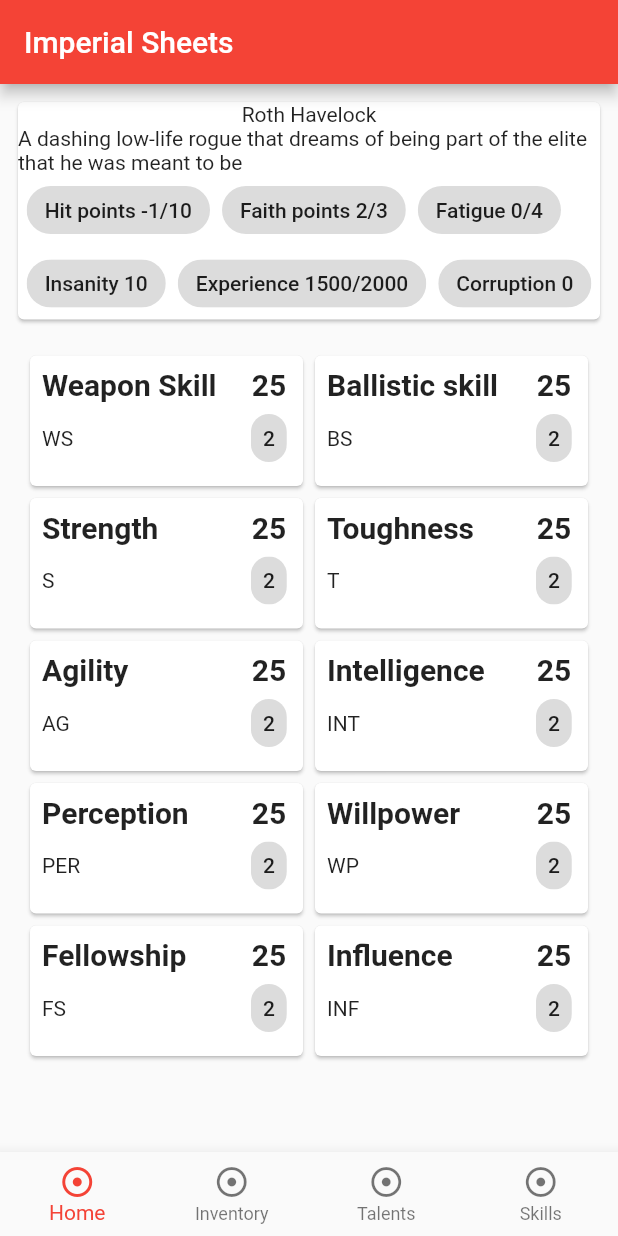
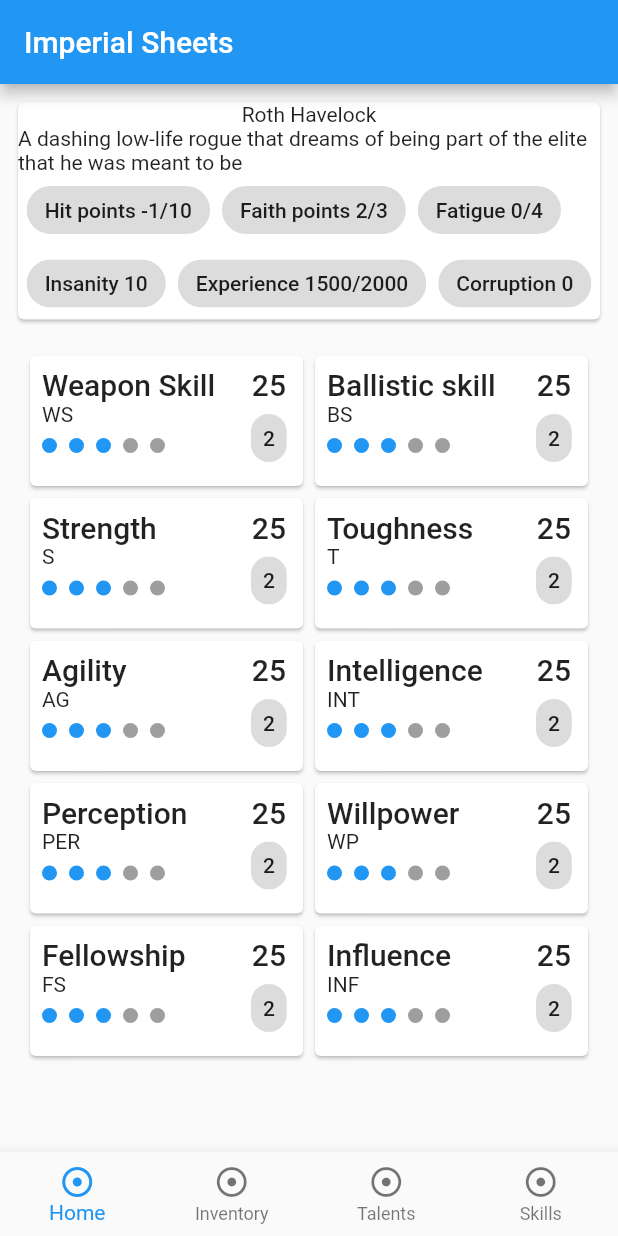
Before and after one commit to SHeija/imperial-sheets, a Flutter app: the screen it shows after launch, on a phone screen of 412 x 824 dp. Run offline on Flutter 3.47's test engine with Material 2 defaults, Android fonts, the phone set to English and light mode, and no system bars; our stand-ins replace flutter_form_builder; generated files the repository leaves out were written again.

Commit message:
refined statTile

```diff
--- /dev/null
+++ b/lib/components/common/statTile.dart
@@ -0,0 +1,152 @@
+import 'package:flutter/material.dart';
+import 'package:flutter_form_builder/flutter_form_builder.dart';
+import 'package:imperial_sheets/components/common/stepIndicator.dart';
+import 'package:imperial_sheets/models/character.dart';
+import 'package:imperial_sheets/models/datamodels.dart';
+
+class StatTile extends StatelessWidget {
+  final Stat stat;
+  StatTile(this.stat);
+
+  @override
+  Widget build(BuildContext context) {
+
+    Future<void> _showEditDialog() async {
+      return showDialog<void>(
+        context: context,
+        barrierDismissible: true,
+        builder: (BuildContext context) {
+          return _StatEditDialog(stat);
+        },
+      );
+    }
+
+    const double cellPadding = 8.0; // TODO
+    return (
+    SizedBox(
+      width: 190,
+      child: GestureDetector(
+        onLongPress: _showEditDialog,
+        child: Card(
+            child: Column(
+              children: <Widget>[
+                  Table(
+                  //defaultVerticalAlignment: TableCellVerticalAlignment.middle,
+                    columnWidths: {0: FractionColumnWidth(0.75), 1: FractionColumnWidth(0.25)},
+                    children: [
+                      TableRow(
+                          children: <Widget>[
+                            Container(
+                              child: Text(stat.name, style: Theme.of(context).textTheme.headline6),
+                              padding: EdgeInsets.only(left: cellPadding, top: cellPadding, right: cellPadding),
+                            ),
+                            Container(
+                              child: Text(stat.value.toString(), style: Theme.of(context).textTheme.headline6),
+                              padding: EdgeInsets.only(left: cellPadding, top: cellPadding, right: cellPadding),
+                              alignment: Alignment.center,
+                            ),
+                          ]
+                      ),
+                      TableRow(
+                          children: <Widget>[
+                            Column(
+                              children: <Widget>[
+                                Container(
+                                  child: Text(stat.short, style: Theme.of(context).textTheme.bodyText2),
+                                  padding: EdgeInsets.only(left: cellPadding, bottom: cellPadding, right: cellPadding),
+                                  alignment: Alignment.topLeft,
+                                ),
+                                Container(
+                                  child: StepIndicator(5, 3, Theme.of(context).accentColor, Colors.grey),
+                                  padding: EdgeInsets.only(left: cellPadding, bottom: cellPadding, right: cellPadding),
+                                  alignment: Alignment.topLeft,
+                                ),
+                              ],
+                            )
+                            ,
+                            Container(
+                                child: Chip(label: Text(stat.getStatBonus().toString()), padding: EdgeInsets.all(0)),
+                                padding: EdgeInsets.only(left: cellPadding, bottom: cellPadding, right: cellPadding),
+                                alignment: Alignment.topCenter
+                            ),
+                          ]
+                      ),
+                    ]
+                  ),
+
+              ],
+            )
+        )
+      )
+    )
+    );
+  }
+}
+
+class _StatEditDialog extends StatelessWidget {
+  _StatEditDialog(this.stat);
+  final Stat stat;
+  final GlobalKey<FormBuilderState> _formKey = GlobalKey<FormBuilderState>();
+
+  @override
+  Widget build(BuildContext context) {
+    return (
+        AlertDialog(
+          shape: RoundedRectangleBorder(
+              borderRadius: BorderRadius.circular(20)
+          ),
+          title: Text(stat.name),
+          content: SingleChildScrollView(
+            child: Column(
+              children: <Widget>[
+                FormBuilder(
+                    key: _formKey,
+                    initialValue: {
+                      'value': stat.value.toString(),
+                      'stage': stat.stage.toString(),
+                    },
+                    child: Column(
+                      children: <Widget>[
+                        FormBuilderTextField(
+                          attribute: "value",
+                          decoration: InputDecoration(labelText: "Value"),
+                          validators: [
+                            FormBuilderValidators.numeric(),
+                            FormBuilderValidators.max(100),
+                          ],
+                        ),
+                        FormBuilderTouchSpin(
+                          decoration: InputDecoration(labelText: "Stage"),
+                          validators: [FormBuilderValidators.max(5)],
+                          attribute: "stage",
+                          initialValue: stat.stage,
+                          step: 1,
+                        ),
+                      ],
+                    )
+                ),
+              ],
+            )
+          ),
+          actions: <Widget>[
+            FlatButton(
+              child: Text('Regret'),
+              onPressed: () {
+                Navigator.of(context).pop();
+              }
+            )
+            ,
+            FlatButton(
+              child: Text('Submit'),
+              onPressed: () {
+                if (_formKey.currentState.saveAndValidate()) {
+                  print(_formKey.currentState.value);
+                  Navigator.of(context).pop();
+                }
+              },
+            ),
+          ],
+        )
+    );
+  }
+}
--- /dev/null
+++ b/lib/components/common/stepIndicator.dart
@@ -0,0 +1,48 @@
+import 'package:flutter/material.dart';
+
+class StepIndicator extends StatelessWidget{
+  StepIndicator(this.steps, this.currentSteps, this.selectedColor, this.unselectedColor);
+  final int steps, currentSteps;
+  final Color selectedColor, unselectedColor;
+
+  @override
+  Widget build(BuildContext context) {
+    final List<Widget> indicators = [];
+    for (var i = 0; i<steps; i++) {
+      if (i < currentSteps)
+        indicators.add(_Indicator(selectedColor));
+      else
+        indicators.add(_Indicator(unselectedColor));
+    }
+
+    return (
+      Row(
+        children: indicators
+      )
+    );
+  }
+}
+
+class _Indicator extends StatelessWidget{
+  _Indicator(this.color);
+  final Color color;
+
+  @override
+  Widget build(BuildContext context) {
+    return (
+      Padding(
+        padding: EdgeInsets.only(right: 8.0),
+        child: SizedBox(
+          width: 10,
+          height: 10,
+          child: Container(
+              decoration: BoxDecoration(
+                  color: color,
+                  shape: BoxShape.circle
+              )
+          ),
+        )
+      )
+    );
+  }
+}
--- a/lib/components/basicInfo.dart
+++ b/lib/components/containers/infoContainer.dart
@@ -1,9 +1,9 @@
 import 'package:flutter/material.dart';
 import 'package:imperial_sheets/models/character.dart';
 
-class BasicInfo extends StatelessWidget {
+class InfoContainer extends StatelessWidget {
   final Character character;
-  BasicInfo(this.character);
+  InfoContainer(this.character);
 
   @override
   Widget build(BuildContext context) {
--- a/lib/components/statGrid.dart
+++ b/lib/components/containers/statContainer.dart
@@ -1,9 +1,9 @@
 import 'package:flutter/material.dart';
-import 'package:imperial_sheets/components/statTile.dart';
+import 'package:imperial_sheets/components/common/statTile.dart';
 
-class StatGrid extends StatelessWidget {
+class StatContainer extends StatelessWidget {
   final stats;
-  StatGrid(this.stats);
+  StatContainer(this.stats);
 
   @override
   Widget build(BuildContext context) {
--- a/lib/components/statTile.dart
+++ /dev/null
@@ -1,55 +0,0 @@
-import 'package:flutter/material.dart';
-import 'package:imperial_sheets/models/character.dart';
-import 'package:imperial_sheets/models/datamodels.dart';
-
-class StatTile extends StatelessWidget {
-  final Stat stat;
-  StatTile(this.stat);
-
-  @override
-  Widget build(BuildContext context) {
-    const double cellPadding = 8.0;
-    const TextStyle topStyle = TextStyle(fontSize: 20, fontWeight: FontWeight.bold);
-    return (
-    SizedBox(
-      width: 190,
-      child: Card(
-          child: Table(
-              defaultVerticalAlignment: TableCellVerticalAlignment.middle,
-              columnWidths: {0: FractionColumnWidth(0.75), 1: FractionColumnWidth(0.25)},
-              children: [
-                TableRow(
-                    children: [
-                      Container(
-                        child: Text(stat.name, style: topStyle),
-                        padding: EdgeInsets.only(left: cellPadding, top: cellPadding, right: cellPadding),
-                      ),
-                      Container(
-                        child: Text(stat.value.toString(), style: topStyle),
-                        padding: EdgeInsets.only(left: cellPadding, top: cellPadding, right: cellPadding),
-                        alignment: Alignment.center,
-                      ),
-                    ]
-                ),
-                TableRow(
-                    children: [
-                      Container(
-                        child: Text(stat.short, style: TextStyle()),
-                        padding: EdgeInsets.only(left: cellPadding, bottom: cellPadding, right: cellPadding),
-                        alignment: Alignment.topLeft,
-                      ),
-                      Container(
-                        child: Chip(label: Text(stat.getStatBonus().toString()), padding: EdgeInsets.all(0)),
-                        padding: EdgeInsets.only(left: cellPadding, bottom: cellPadding, right: cellPadding),
-                        alignment: Alignment.topCenter
-                      ),
-                    ]
-                )
-              ]
-
-          )
-      )
-    )
-    );
-  }
-}
--- a/lib/main.dart
+++ b/lib/main.dart
@@ -11,10 +11,6 @@ class App extends StatelessWidget {
   Widget build(BuildContext context) {
     return MaterialApp(
       title: 'Imperial Sheets',
-      theme: ThemeData(
-        // This is the theme of your application.
-        primarySwatch: Colors.red,
-      ),
       home: RootView(),
     );
   }
--- a/lib/views/mainView.dart
+++ b/lib/views/mainView.dart
@@ -1,7 +1,7 @@
 import 'package:flutter/material.dart';
 import 'package:imperial_sheets/models/character.dart';
-import '../components/basicInfo.dart';
-import '../components/statGrid.dart';
+import '../components/containers/infoContainer.dart';
+import '../components/containers/statContainer.dart';
 
 class MainView extends StatelessWidget {
   final Character character;
@@ -12,8 +12,8 @@ class MainView extends StatelessWidget {
   Widget build(BuildContext context) {
     return ListView(
       children: <Widget>[
-        BasicInfo(character),
-        StatGrid(character.stats)
+        InfoContainer(character),
+        StatContainer(character.stats)
       ],
     );
   }
--- a/pubspec.yaml
+++ b/pubspec.yaml
@@ -25,6 +25,7 @@ dependencies:
   cupertino_icons: ^0.1.3
   json_annotation: 3.0.1
   path_provider: 1.5.1
+  flutter_form_builder: ^3.8.2
 
 dev_dependencies:
   flutter_test:
```
Also changed, not shown: pubspec.lock.
